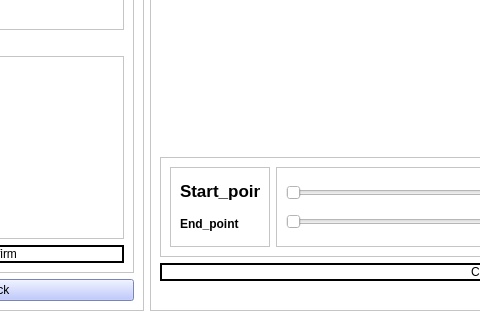
First picture: the form in copyclare/ui/video_addition.ui, repository MotionInput/Team14-CopyClare, before the edit; both pictures show x 161 to 641 and y 535 to 855 of the 981 by 855 pixel window.
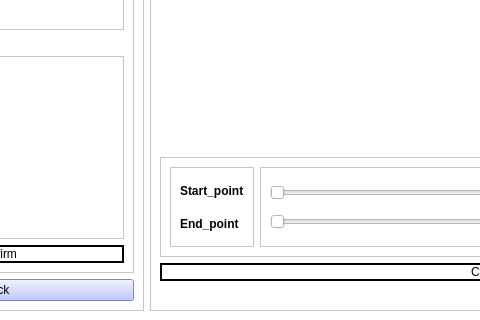
Second picture: the form after the edit.

```diff
--- a/copyclare/ui/video_addition.ui
+++ b/copyclare/ui/video_addition.ui
@@ -453,7 +453,7 @@
                    <widget class="QLabel" name="Start">
                     <property name="font">
                      <font>
-                      <pointsize>13</pointsize>
+                      <pointsize>9</pointsize>
                       <weight>75</weight>
                       <bold>true</bold>
                      </font>
```
Left out of the diff: 12 changed lines with no effect on the pictures.
